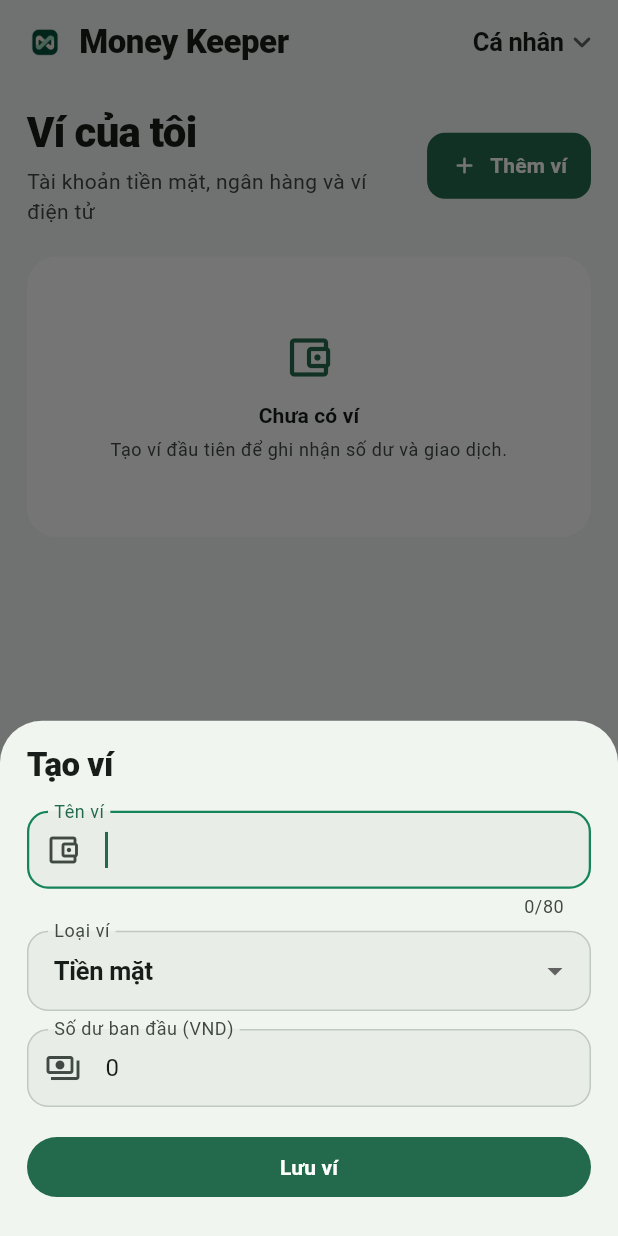
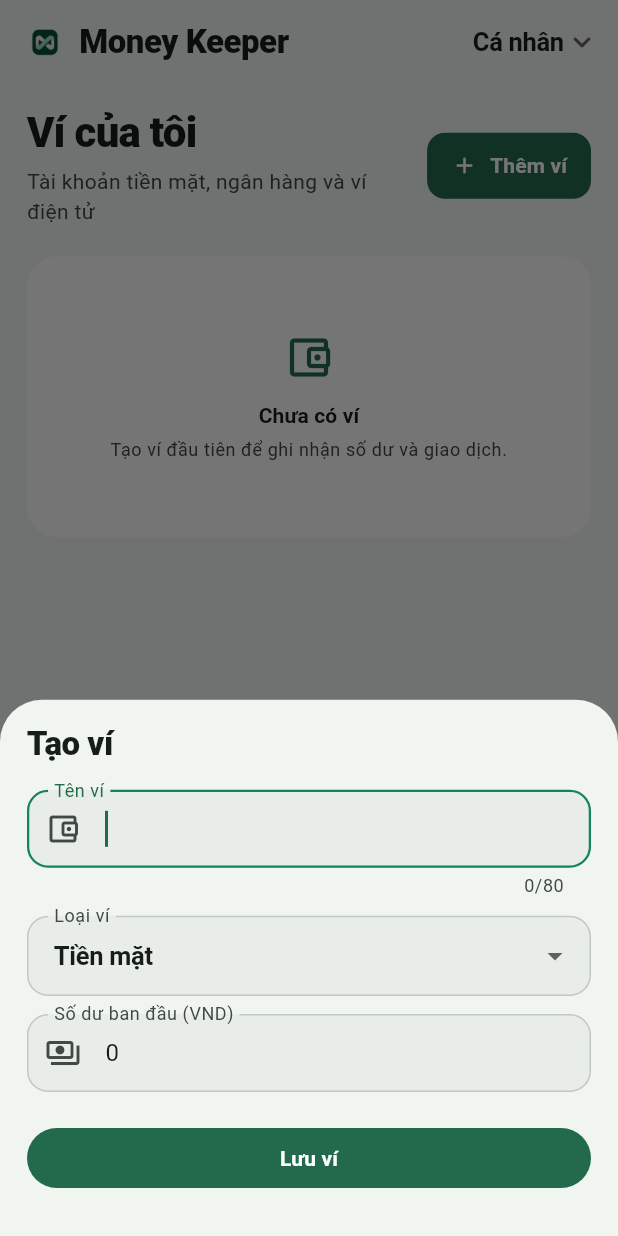
Before and after one commit to baopham101/myFinance-flutter, a Flutter app: the screen it shows once a user with an empty profile is signed in, after a tap on "Thêm giao dịch", after a tap on "Thêm ví", on a phone screen of 412 x 824 dp. Run offline on Flutter 3.47's test engine with Material 3 defaults, Android fonts, the phone set to English and light mode, and no system bars; our stand-ins replace flutter_dotenv, material_ui, shared_preferences, supabase_flutter; accounts and stored records are empty.

Commit message:
Fix wallet issue

```diff
--- a/lib/features/dashboard/widgets/charts.dart
+++ b/lib/features/dashboard/widgets/charts.dart
@@ -289,6 +289,7 @@ class _ExpenseDonutChartState extends State<ExpenseDonutChart> {
           width: widget.size,
           height: widget.size,
           child: GestureDetector(
+            behavior: HitTestBehavior.opaque,
             onTapDown: (details) {
               final renderBox = context.findRenderObject() as RenderBox?;
               if (renderBox == null) return;
--- a/lib/features/finance/data/finance_repository.dart
+++ b/lib/features/finance/data/finance_repository.dart
@@ -73,16 +73,17 @@ class FinanceRepository {
   }
 
   Future<void> saveWallet({String? id, required String name, required WalletType type, int? openingBalance, String? householdId}) async {
+    final data = {
+      'name': name,
+      'type': type.databaseValue,
+      'opening_balance': openingBalance ?? 0,
+      'currency': 'VND',
+      'household_id': householdId,
+    };
     if (id == null) {
-      await client.from('wallets').insert({
-        'name': name,
-        'type': type.databaseValue,
-        'opening_balance': openingBalance ?? 0,
-        'currency': 'VND',
-        'household_id': householdId,
-      });
+      await client.from('wallets').insert(data);
     } else {
-      await client.from('wallets').update({'name': name, 'type': type.databaseValue}).eq('id', id);
+      await client.from('wallets').update(data).eq('id', id);
     }
   }
 
--- a/lib/features/finance/screens/dashboard_screen.dart
+++ b/lib/features/finance/screens/dashboard_screen.dart
@@ -22,13 +22,29 @@ class _DashboardScreenState extends State<DashboardScreen> with TickerProviderSt
   bool _showBalance = true;
   late final AnimationController _balanceController;
   late final AnimationController _summaryController;
+  late DateTime _start;
+  late DateTime _end;
+  late final AnimationController _chartAnimController;
 
   @override
   void initState() {
     super.initState();
+    final now = DateTime.now();
+    _start = DateTime(now.year, now.month - 5, 1); // 6 months ago
+    _end = now;
     _future = _load();
     _balanceController = AnimationController(vsync: this, duration: const Duration(milliseconds: 300));
     _summaryController = AnimationController(vsync: this, duration: const Duration(milliseconds: 500));
+    _chartAnimController = AnimationController(vsync: this, duration: const Duration(milliseconds: 600));
+    WidgetsBinding.instance.addPostFrameCallback((_) {
+      if (!mounted) return;
+      final media = MediaQuery.of(context);
+      if (!media.disableAnimations) {
+        _chartAnimController.forward();
+      } else {
+        _chartAnimController.value = 1.0;
+      }
+    });
   }
 
   @override
@@ -47,6 +63,7 @@ class _DashboardScreenState extends State<DashboardScreen> with TickerProviderSt
   void dispose() {
     _balanceController.dispose();
     _summaryController.dispose();
+    _chartAnimController.dispose();
     super.dispose();
   }
 
@@ -54,6 +71,23 @@ class _DashboardScreenState extends State<DashboardScreen> with TickerProviderSt
         _showBalance = !_showBalance;
         _showBalance ? _balanceController.forward() : _balanceController.reverse();
       });
+
+  String _date(DateTime value) => '${value.year}-${value.month.toString().padLeft(2, '0')}-${value.day.toString().padLeft(2, '0')}';
+
+  Future<void> _pick(bool start) async {
+    final selected = await showDatePicker(context: context, initialDate: start ? _start : _end, firstDate: DateTime(2000), lastDate: DateTime.now());
+    if (selected != null) {
+      setState(() {
+        if (start) {
+          _start = selected;
+        } else {
+          _end = selected;
+        }
+        _chartAnimController.forward(from: 0);
+        _future = _load(); // Reload data with new date range
+      });
+    }
+  }
 
   @override
   void didUpdateWidget(covariant DashboardScreen oldWidget) {
@@ -71,23 +105,17 @@ class _DashboardScreenState extends State<DashboardScreen> with TickerProviderSt
     ]);
     final wallets = values[0] as List<FinanceWallet>;
     final transactions = values[1] as List<FinanceTransaction>;
-    final now = DateTime.now();
-    final currentMonth = transactions.where((item) => item.transactionDate.startsWith('${now.year}-${now.month.toString().padLeft(2, '0')}')).toList();
-    final income = currentMonth.where((item) => item.type == TransactionType.income).fold<int>(0, (sum, item) => sum + item.amount);
-    final expense = currentMonth.where((item) => item.type == TransactionType.expense).fold<int>(0, (sum, item) => sum + item.amount);
-    final flow = <CashFlowPoint>[];
-    for (var back = 5; back >= 0; back--) {
-      final date = DateTime(now.year, now.month - back, 1);
-      final prefix = '${date.year}-${date.month.toString().padLeft(2, '0')}';
-      final rows = transactions.where((item) => item.transactionDate.startsWith(prefix));
-      flow.add(CashFlowPoint(
-        month: '${date.month}月',
-        income: rows.where((item) => item.type == TransactionType.income).fold<int>(0, (sum, item) => sum + item.amount),
-        expense: rows.where((item) => item.type == TransactionType.expense).fold<int>(0, (sum, item) => sum + item.amount),
-      ));
-    }
+
+    final start = _date(_start);
+    final end = _date(_end);
+    final rows = transactions.where((item) => item.transactionDate.compareTo(start) >= 0 && item.transactionDate.compareTo(end) <= 0).toList();
+    final income = rows.where((item) => item.type == TransactionType.income).fold<int>(0, (sum, item) => sum + item.amount);
+    final expense = rows.where((item) => item.type == TransactionType.expense).fold<int>(0, (sum, item) => sum + item.amount);
+
+    final flow = _buildTrendPoints(rows, start, end);
+
     final categoryTotals = <String, ExpenseSlice>{};
-    for (final item in currentMonth.where((item) => item.type == TransactionType.expense)) {
+    for (final item in rows.where((item) => item.type == TransactionType.expense)) {
       final key = item.categoryName ?? 'Khác';
       final previous = categoryTotals[key];
       categoryTotals[key] = ExpenseSlice(label: key, amount: (previous?.amount ?? 0) + item.amount, color: _colorFromHex(item.categoryColor));
@@ -97,10 +125,50 @@ class _DashboardScreenState extends State<DashboardScreen> with TickerProviderSt
       balance: wallets.fold<int>(0, (sum, wallet) => sum + wallet.balance),
       income: income,
       expense: expense,
-      transactions: transactions.take(5).toList(),
+      transactions: rows.take(5).toList(),
       flow: flow,
       categories: categories.take(5).toList(),
     );
+  }
+
+  List<CashFlowPoint> _buildTrendPoints(List<FinanceTransaction> rows, String start, String end) {
+    final startDate = DateTime.parse(start);
+    final endDate = DateTime.parse(end);
+    final points = <CashFlowPoint>[];
+
+    // Build all months in the range first (so zero-data months appear)
+    var current = DateTime(startDate.year, startDate.month, 1);
+    final lastMonth = DateTime(endDate.year, endDate.month, 1);
+    final monthKeys = <String>[];
+    while (!current.isAfter(lastMonth)) {
+      final key = '${current.year}-${current.month.toString().padLeft(2, '0')}';
+      monthKeys.add(key);
+      points.add(CashFlowPoint(month: '${current.month}月', income: 0, expense: 0));
+      current = DateTime(current.year, current.month + 1, 1);
+    }
+
+    // Now aggregate actual data by month key
+    final monthly = <String, CashFlowPoint>{};
+    for (final row in rows) {
+      final date = DateTime.parse(row.transactionDate);
+      if (date.isBefore(startDate) || date.isAfter(endDate)) continue;
+      final key = '${date.year}-${date.month.toString().padLeft(2, '0')}';
+      final existing = monthly[key] ?? CashFlowPoint(month: '${date.month}月', income: 0, expense: 0);
+      if (row.type == TransactionType.income) {
+        monthly[key] = CashFlowPoint(month: existing.month, income: existing.income + row.amount, expense: existing.expense);
+      } else if (row.type == TransactionType.expense) {
+        monthly[key] = CashFlowPoint(month: existing.month, income: existing.income, expense: existing.expense + row.amount);
+      }
+    }
+
+    // Merge data into points
+    for (var i = 0; i < monthKeys.length; i++) {
+      final key = monthKeys[i];
+      if (monthly.containsKey(key)) {
+        points[i] = monthly[key]!;
+      }
+    }
+    return points;
   }
 
   @override
@@ -129,7 +197,11 @@ class _DashboardScreenState extends State<DashboardScreen> with TickerProviderSt
                       Column(crossAxisAlignment: CrossAxisAlignment.start, children: [
                         Text('Tổng quan', style: Theme.of(context).textTheme.headlineSmall?.copyWith(fontWeight: FontWeight.w800, letterSpacing: -0.5)),
                         const SizedBox(height: 4),
-                        Text('Dòng tiền của bạn trong tháng này', style: TextStyle(color: Theme.of(context).colorScheme.onSurfaceVariant, fontSize: 14)),
+                        Row(children: [
+                          Expanded(child: OutlinedButton.icon(onPressed: () => _pick(true), icon: const Icon(Icons.calendar_today_outlined, size: 18), label: Text(_date(_start)))),
+                          const SizedBox(width: 8),
+                          Expanded(child: OutlinedButton.icon(onPressed: () => _pick(false), icon: const Icon(Icons.event_outlined, size: 18), label: Text(_date(_end)))),
+                        ]),
                       ]),
                       FilledButton.icon(
                         onPressed: widget.onAddTransaction,
--- a/lib/features/finance/screens/reports_screen.dart
+++ b/lib/features/finance/screens/reports_screen.dart
@@ -89,7 +89,7 @@ class _ReportsScreenState extends State<ReportsScreen> with SingleTickerProvider
 
             // Monthly trend chart
             if (trendPoints.isNotEmpty) ...[
-              SectionTitle('Xu hướng thu chi'),
+              const SectionTitle('Xu hướng thu chi'),
               AppCard(
                 elevation: 0,
                 child: Column(
--- a/lib/features/finance/screens/wallets_screen.dart
+++ b/lib/features/finance/screens/wallets_screen.dart
@@ -79,8 +79,23 @@ class _WalletsScreenState extends State<WalletsScreen> {
                   const SizedBox(height: 2),
                   Text(_walletTypeLabel(wallet.type), style: Theme.of(context).textTheme.bodySmall?.copyWith(color: Theme.of(context).colorScheme.onSurfaceVariant)),
                 ])),
-                Column(crossAxisAlignment: CrossAxisAlignment.end, children: [
-                  Text(formatVnd(wallet.balance), style: Theme.of(context).textTheme.titleSmall?.copyWith(fontWeight: FontWeight.w800, fontSize: 15)),
+                const SizedBox(width: 8),
+                // Wrap the balance + menu row in Flexible so it gets bounded constraints
+                Flexible(
+                  child: Row(
+                    mainAxisAlignment: MainAxisAlignment.end,
+                    crossAxisAlignment: CrossAxisAlignment.center,
+                    children: [
+                      Flexible(
+                        child: Text(
+                          formatVnd(wallet.balance),
+                          maxLines: 1,
+                          overflow: TextOverflow.ellipsis,
+                          textAlign: TextAlign.end,
+                          style: Theme.of(context).textTheme.titleSmall?.copyWith(fontWeight: FontWeight.w800, fontSize: 15),
+                        ),
+                      ),
+                      const SizedBox(width: 8),
                       PopupMenuButton<String>(
                         tooltip: 'Hành động',
                         onSelected: (value) => value == 'edit' ? _edit(wallet) : _delete(wallet),
@@ -90,7 +105,9 @@ class _WalletsScreenState extends State<WalletsScreen> {
                         ],
                         icon: const Icon(Icons.more_vert_rounded, size: 20),
                       ),
-                ]),
+                    ],
+                  ),
+                ),
               ]),
             ))),
           ]);
@@ -114,38 +131,50 @@ class _WalletEditorState extends State<_WalletEditor> {
   late WalletType _type;
   bool _saving = false;
   String? _error;
+  late bool _isEditing;
   @override
-  void initState() { super.initState(); _name = TextEditingController(text: widget.wallet?.name ?? ''); _opening = TextEditingController(text: widget.wallet?.openingBalance.toString() ?? '0'); _type = widget.wallet?.type ?? WalletType.cash; }
+  void initState() { super.initState(); _name = TextEditingController(text: widget.wallet?.name ?? ''); _opening = TextEditingController(text: widget.wallet?.openingBalance.toString() ?? '0'); _type = widget.wallet?.type ?? WalletType.cash; _isEditing = widget.wallet != null; }
   @override
   void dispose() { _name.dispose(); _opening.dispose(); super.dispose(); }
 
   @override
   Widget build(BuildContext context) => Padding(
         padding: EdgeInsets.only(bottom: MediaQuery.viewInsetsOf(context).bottom),
-        child: SingleChildScrollView(padding: const EdgeInsets.fromLTRB(18, 16, 18, 22), child: Form(key: _form, child: Column(crossAxisAlignment: CrossAxisAlignment.stretch, children: [
+        child: SingleChildScrollView(
+          padding: const EdgeInsets.fromLTRB(18, 16, 18, 28),
+          child: Form(
+            key: _form,
+            child: Column(
+              crossAxisAlignment: CrossAxisAlignment.stretch,
+              children: [
                 Text(widget.wallet == null ? 'Tạo ví' : 'Sửa ví', style: Theme.of(context).textTheme.titleLarge?.copyWith(fontWeight: FontWeight.w800)),
                 const SizedBox(height: 16),
                 TextFormField(controller: _name, autofocus: true, maxLength: 80, decoration: const InputDecoration(labelText: 'Tên ví', prefixIcon: Icon(Icons.account_balance_wallet_outlined)), validator: (value) => value == null || value.trim().isEmpty ? 'Nhập tên ví.' : null),
+                const SizedBox(height: 12),
+                DropdownButtonFormField<WalletType>(initialValue: _type, decoration: const InputDecoration(labelText: 'Loại ví'), items: WalletType.values.map((item) => DropdownMenuItem(value: item, child: Text(_walletTypeLabel(item)))).toList(), onChanged: (value) => setState(() => _type = value!)),
+                const SizedBox(height: 12),
+                TextFormField(controller: _opening, keyboardType: TextInputType.number, decoration: InputDecoration(labelText: _isEditing ? 'Số dư mở đầu (VND)' : 'Số dư ban đầu (VND)', prefixIcon: const Icon(Icons.payments_outlined)), validator: (value) { try { parseVnd(value ?? '', allowZero: true); return null; } on FormatException catch (error) { return error.message; } }),
+                if (_isEditing) ...[
                   const SizedBox(height: 8),
-          DropdownButtonFormField<WalletType>(initialValue: _type, decoration: const InputDecoration(labelText: 'Loại ví'), items: WalletType.values.map((item) => DropdownMenuItem(value: item, child: Text(_walletTypeLabel(item)))).toList(), onChanged: (value) => setState(() => _type = value!)),
-          if (widget.wallet == null) ...[
-            const SizedBox(height: 12),
-            TextFormField(controller: _opening, keyboardType: TextInputType.number, decoration: const InputDecoration(labelText: 'Số dư ban đầu (VND)', prefixIcon: Icon(Icons.payments_outlined)), validator: (value) { try { parseVnd(value ?? '', allowZero: true); return null; } on FormatException catch (error) { return error.message; } }),
-          ] else ...[
-            const SizedBox(height: 8),
-            Text('Số dư ban đầu được khóa sau khi tạo ví để giữ lịch sử nhất quán.', style: Theme.of(context).textTheme.bodySmall?.copyWith(color: Theme.of(context).colorScheme.onSurfaceVariant)),
+                  Text(
+                    'Số dư hiện tại sẽ được điều chỉnh theo thay đổi này.',
+                    style: Theme.of(context).textTheme.bodySmall?.copyWith(color: Theme.of(context).colorScheme.onSurfaceVariant),
+                  ),
                 ],
                 if (_error != null) Padding(padding: const EdgeInsets.only(top: 10), child: Text(_error!, style: TextStyle(color: Theme.of(context).colorScheme.error))),
-          const SizedBox(height: 16),
+                const SizedBox(height: 20),
                 FilledButton(onPressed: _saving ? null : _submit, child: _saving ? const CircularProgressIndicator() : const Text('Lưu ví')),
-        ]))),
+              ],
+            ),
+          ),
+        ),
       );
 
   Future<void> _submit() async {
     if (!_form.currentState!.validate()) return;
     setState(() { _saving = true; _error = null; });
     try {
-      await widget.repository.saveWallet(id: widget.wallet?.id, name: _name.text.trim(), type: _type, openingBalance: widget.wallet == null ? parseVnd(_opening.text, allowZero: true) : null, householdId: widget.householdId);
+      await widget.repository.saveWallet(id: widget.wallet?.id, name: _name.text.trim(), type: _type, openingBalance: parseVnd(_opening.text, allowZero: true), householdId: widget.householdId);
       if (mounted) Navigator.pop(context, true);
     } catch (error) { if (mounted) setState(() { _saving = false; _error = error.toString().replaceFirst('Exception: ', ''); }); }
   }
```
Lines whose indentation alone changed are shown as unchanged.
